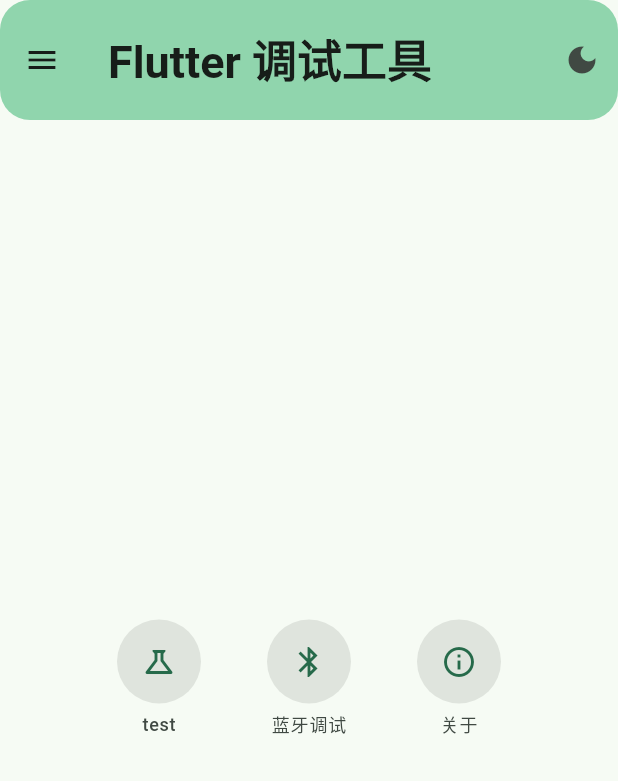
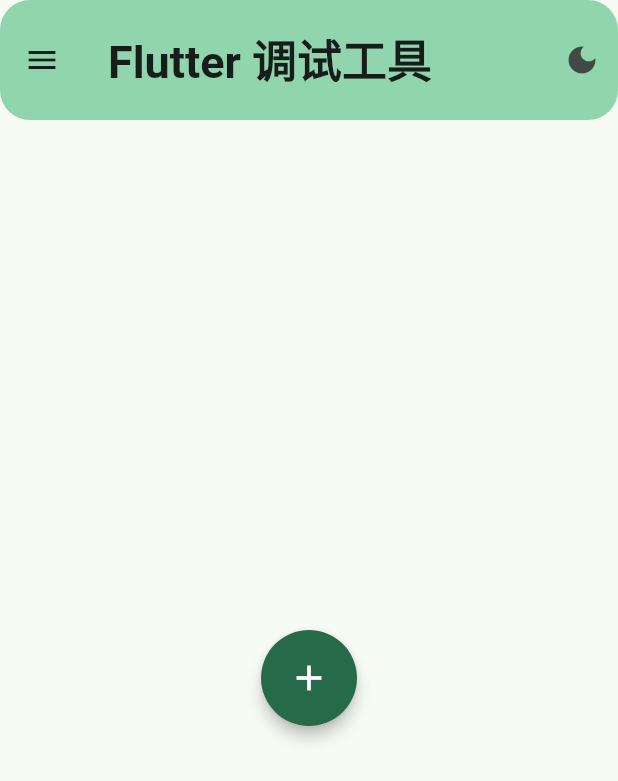
Before and after one commit to yjrqz777/flutter_application_test, a Flutter app: the screen it shows after launch, on a phone screen of 412 x 824 dp. Shown: the top 781 px of the screen. Run offline on Flutter 3.47's test engine with Material 3 defaults, Android fonts, the phone set to English and light mode, and no system bars; our stand-ins replace flutter_blue_plus, sensors_plus; missing offline and left inert: flutter_classic_bluetooth; Roboto replaces fonts that are missing (SimSun).

Commit message:
feat(home): 入口改为以中心圆形按钮为基点放射展开
- 中心 64 圆形主按钮，点击展开/收起，图标旋转 45 度变成关闭态

- 三个入口按 -90、30、150 度分布在半径 96 的圆周上，展开时位移并淡入

- 收起时不可见且不可点击；点入口先收起再跳转

- 入口圆 52，标签放在圆下方

```diff
--- a/lib/pages/home_page.dart
+++ b/lib/pages/home_page.dart
@@ -1,3 +1,5 @@
+import 'dart:math' as math;
+
 import 'package:flutter/material.dart';
 
 import '../app/app_info.dart';
@@ -7,10 +9,11 @@ import 'about_page.dart';
 import 'bluetooth/bluetooth_page.dart';
 import 'test_page.dart';
 
-/// 主界面：中间放几个悬浮按钮，分别进入 test、蓝牙调试、关于。
+/// 主界面：中间一个圆形主按钮，点开以后 test、蓝牙调试、关于三个入口
+/// 从中心呈放射状展开。
 ///
 /// 左上角菜单仍然打开抽屉（设置、关于、蓝牙调试），
-/// 原来的传感器 / 计数器页面移到了 [TestPage]，从这里进入。
+/// 原来的传感器 / 计数器页面移到了 [TestPage]，从 test 入口进入。
 class HomePage extends StatefulWidget {
   const HomePage({super.key, required this.themeController});
 
@@ -21,11 +24,41 @@ class HomePage extends StatefulWidget {
   State<HomePage> createState() => _HomePageState();
 }
 
-class _HomePageState extends State<HomePage> {
+class _HomePageState extends State<HomePage>
+    with SingleTickerProviderStateMixin {
   // 抽屉要用 ScaffoldState 打开，所以给 Scaffold 挂一个 key
   final GlobalKey<ScaffoldState> _scaffoldKey = GlobalKey<ScaffoldState>();
 
+  /// 展开 / 收起的动画进度：0 全收，1 全开
+  late final AnimationController _expand = AnimationController(
+    vsync: this,
+    duration: const Duration(milliseconds: 280),
+  );
+
+  /// 入口圆心的展开半径（像素）
+  static const double _radius = 96;
+
+  /// 三个入口分布的角度（度）：正上方、右下、左下
+  static const double _angleTest = -90;
+  static const double _angleBluetooth = 30;
+  static const double _angleAbout = 150;
+
+  @override
+  void dispose() {
+    _expand.dispose();
+    super.dispose();
+  }
+
+  void _toggle() {
+    if (_expand.isCompleted || _expand.status == AnimationStatus.forward) {
+      _expand.reverse();
+    } else {
+      _expand.forward();
+    }
+  }
+
   void _open(Widget page) {
+    _expand.reverse();
     Navigator.of(context).push(
       MaterialPageRoute<void>(builder: (BuildContext context) => page),
     );
@@ -58,38 +91,102 @@ class _HomePageState extends State<HomePage> {
         ],
       ),
       body: Center(
-        child: Row(
-          mainAxisAlignment: MainAxisAlignment.center,
-          mainAxisSize: MainAxisSize.min,
+        child: SizedBox(
+          width: 320,
+          height: 320,
+          child: Stack(
+            clipBehavior: Clip.none,
+            alignment: Alignment.center,
             children: <Widget>[
-            _CircleEntry(
+              _buildEntry(
                 icon: Icons.science_outlined,
                 label: 'test',
-              onTap: () =>
-                  _open(TestPage(themeController: widget.themeController)),
+                angleDegrees: _angleTest,
+                onTap: () => _open(
+                  TestPage(themeController: widget.themeController),
                 ),
-            const SizedBox(width: 28),
-            _CircleEntry(
+              ),
+              _buildEntry(
                 icon: Icons.bluetooth,
                 label: '蓝牙调试',
+                angleDegrees: _angleBluetooth,
                 onTap: () => _open(const BluetoothPage()),
               ),
-            const SizedBox(width: 28),
-            _CircleEntry(
+              _buildEntry(
                 icon: Icons.info_outline,
                 label: '关于',
+                angleDegrees: _angleAbout,
                 onTap: () => _open(const AboutPage()),
               ),
+              _buildCenterButton(context),
             ],
+          ),
         ),
       ),
     );
   }
+
+  /// 中间的主按钮：点击展开 / 收起，图标在展开时转成关闭
+  Widget _buildCenterButton(BuildContext context) {
+    final ColorScheme colorScheme = Theme.of(context).colorScheme;
+    return Material(
+      color: colorScheme.primary,
+      shape: const CircleBorder(),
+      elevation: 4,
+      child: InkWell(
+        customBorder: const CircleBorder(),
+        onTap: _toggle,
+        child: SizedBox(
+          width: 64,
+          height: 64,
+          child: RotationTransition(
+            turns: Tween<double>(begin: 0, end: 0.125).animate(
+              CurvedAnimation(parent: _expand, curve: Curves.easeOutCubic),
+            ),
+            child: Icon(Icons.add, size: 28, color: colorScheme.onPrimary),
+          ),
+        ),
+      ),
+    );
   }
 
-/// 主界面中间的入口按钮：圆形小按钮，文字放在圆下方
-class _CircleEntry extends StatelessWidget {
-  const _CircleEntry({
+  /// 一个放射状入口：按角度和进度算出位移
+  Widget _buildEntry({
+    required IconData icon,
+    required String label,
+    required double angleDegrees,
+    required VoidCallback onTap,
+  }) {
+    final double radians = angleDegrees * math.pi / 180;
+    final Offset target = Offset(
+      math.cos(radians) * _radius,
+      math.sin(radians) * _radius,
+    );
+
+    return AnimatedBuilder(
+      animation: _expand,
+      builder: (BuildContext context, Widget? child) {
+        final double progress =
+            Curves.easeOutCubic.transform(_expand.value.clamp(0.0, 1.0));
+        return Transform.translate(
+          offset: target * progress,
+          child: Opacity(
+            opacity: progress,
+            child: IgnorePointer(
+              ignoring: progress < 0.5,
+              child: child,
+            ),
+          ),
+        );
+      },
+      child: _EntryCircle(icon: icon, label: label, onTap: onTap),
+    );
+  }
+}
+
+/// 放射状展开出来的单个入口：圆形按钮 + 下方文字
+class _EntryCircle extends StatelessWidget {
+  const _EntryCircle({
     required this.icon,
     required this.label,
     required this.onTap,
@@ -112,18 +209,18 @@ class _CircleEntry extends StatelessWidget {
           mainAxisSize: MainAxisSize.min,
           children: <Widget>[
             Container(
-              width: 56,
-              height: 56,
+              width: 52,
+              height: 52,
               decoration: BoxDecoration(
                 shape: BoxShape.circle,
                 color: colorScheme.surfaceContainerHighest,
               ),
-              child: Icon(icon, size: 24, color: colorScheme.primary),
+              child: Icon(icon, size: 22, color: colorScheme.primary),
             ),
-            const SizedBox(height: 6),
+            const SizedBox(height: 4),
             Text(
               label,
-              style: Theme.of(context).textTheme.labelMedium?.copyWith(
+              style: Theme.of(context).textTheme.labelSmall?.copyWith(
                     color: colorScheme.onSurfaceVariant,
                   ),
             ),
```
Lines whose indentation alone changed are shown as unchanged.
